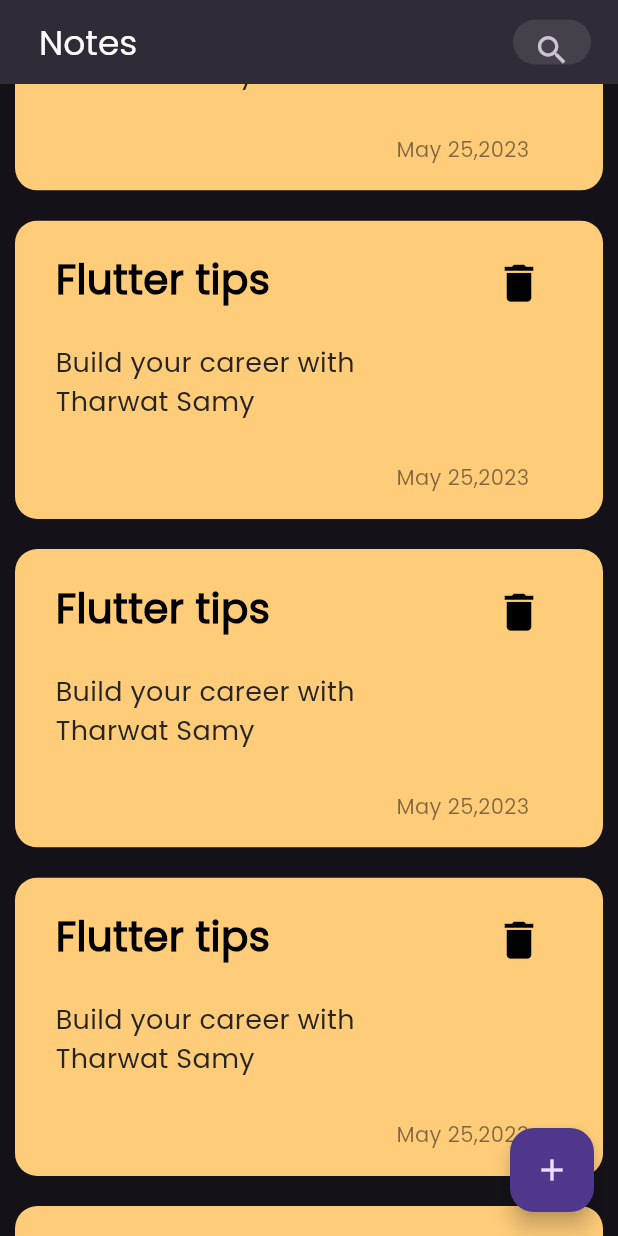
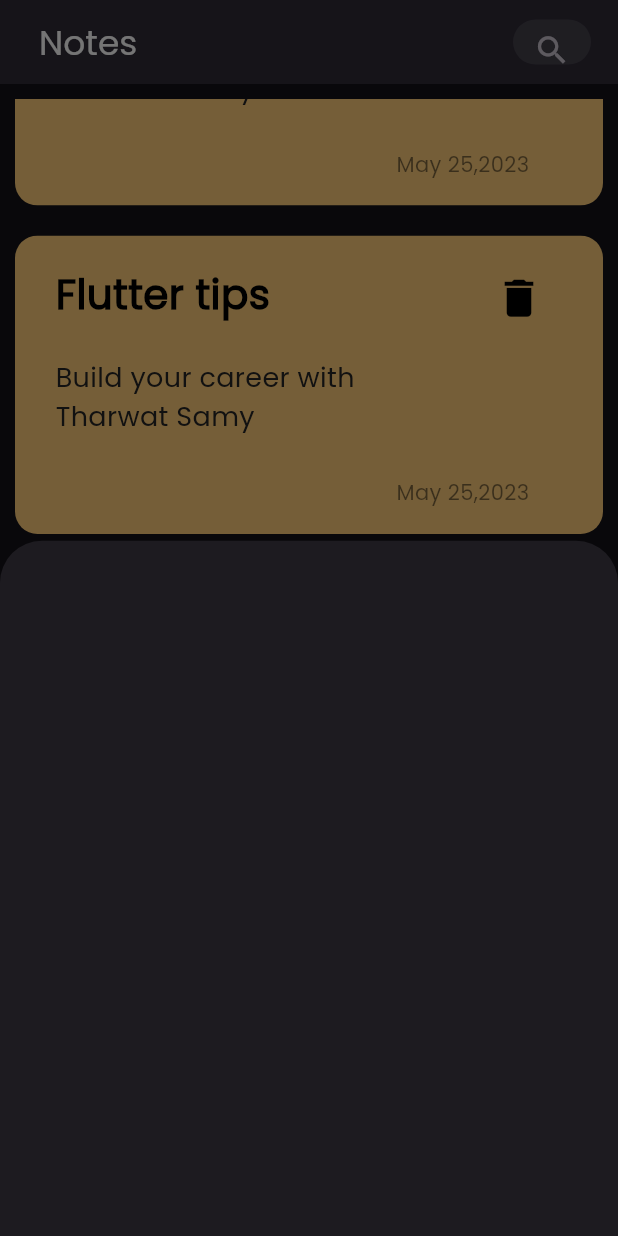
Before and after one commit to ahmaddamr/note_app, a Flutter app: the screen it shows after launch, scrolled down 576 dp, after a tap on the "add" icon, on a phone screen of 412 x 824 dp. Run offline on Flutter 3.47's test engine with Material 3 defaults, Android fonts, the phone set to English and light mode, and no system bars.

```diff
--- a/lib/views/notes_view.dart
+++ b/lib/views/notes_view.dart
@@ -7,8 +7,16 @@ class NotesView extends StatelessWidget {
   @override
   Widget build(BuildContext context) {
     return Scaffold(
-      floatingActionButton: FloatingActionButton(onPressed: () {},
-      child:const Icon(Icons.add),),
+        floatingActionButton: FloatingActionButton(
+          onPressed: ()
+          {
+            showModalBottomSheet(context: context, builder: (context)
+            {
+              return  ModalBottomSheet() ;
+            });
+          },
+          child: const Icon(Icons.add),
+        ),
         // backgroundColor: Color(0xff303030),
         appBar: AppBar(
           // backgroundColor: Color(0xff303030),
@@ -41,3 +49,13 @@ class NotesView extends StatelessWidget {
         body: CustomListView());
   }
 }
+class ModalBottomSheet extends StatelessWidget {
+  const ModalBottomSheet({super.key});
+
+  @override
+  Widget build(BuildContext context) {
+    return Container(
+
+    );
+  }
+}
--- a/lib/widgets/notes_list_view.dart
+++ b/lib/widgets/notes_list_view.dart
@@ -7,10 +7,13 @@ class CustomListView extends StatelessWidget {
   // final  var data = const [] ;
   @override
   Widget build(BuildContext context) {
-    return ListView.builder(
-      itemBuilder: (context , index)
-      {
-        return const NoteItem() ;
-      });
+    return Padding(
+      padding: const EdgeInsets.symmetric( vertical: 10.0),
+      child: ListView.builder(
+        itemBuilder: (context , index)
+        {
+          return const NoteItem() ;
+        }),
+    );
   }
 }
```
